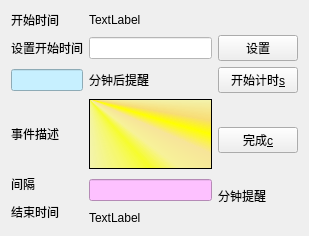
This is ui/ui_guiTimer.ui in karllrak/GUITimer as Qt 5 draws it before an edit. The edited form follows.
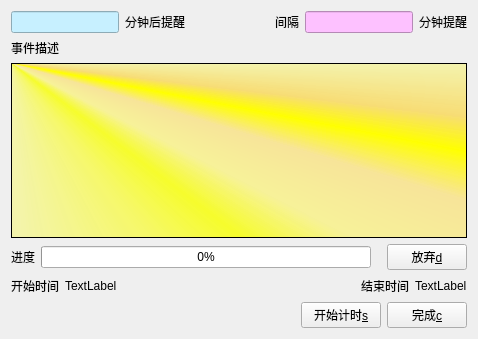
This is the edited form. Icons and pictures are not drawn.

Commit message: change ui, add btnDiscard and its connection

```diff
--- a/ui/ui_guiTimer.ui
+++ b/ui/ui_guiTimer.ui
@@ -6,8 +6,8 @@
    <rect>
     <x>0</x>
     <y>0</y>
-    <width>309</width>
-    <height>201</height>
+    <width>478</width>
+    <height>339</height>
    </rect>
   </property>
   <property name="windowTitle">
@@ -19,47 +19,10 @@
   <property name="styleSheet">
    <string notr="true"/>
   </property>
-  <layout class="QGridLayout" name="gridLayout">
-   <item row="0" column="0">
-    <widget class="QLabel" name="label">
-     <property name="text">
-      <string>开始时间</string>
-     </property>
-    </widget>
-   </item>
-   <item row="0" column="1">
-    <widget class="QLabel" name="labelStartTime">
-     <property name="text">
-      <string>TextLabel</string>
-     </property>
-    </widget>
-   </item>
-   <item row="1" column="0">
-    <widget class="QLabel" name="label_3">
-     <property name="text">
-      <string>设置开始时间</string>
-     </property>
-    </widget>
-   </item>
-   <item row="1" column="1">
-    <widget class="QLineEdit" name="lineEditStartTime">
-     <property name="styleSheet">
-      <string notr="true">border-color: #7722ff;
-color: rgb(0, 0, 255);
-image: url(:/img/aaaa.jpg);
-background-color: rgb(255, 255, 255);
-</string>
-     </property>
-    </widget>
-   </item>
-   <item row="1" column="2">
-    <widget class="QPushButton" name="btnSetStartTime">
-     <property name="text">
-      <string>设置</string>
-     </property>
-    </widget>
-   </item>
-   <item row="2" column="0">
+  <layout class="QVBoxLayout" name="verticalLayout_2">
+   <item>
+    <layout class="QHBoxLayout" name="horizontalLayout">
+     <item>
     <widget class="QLineEdit" name="lineEditTimeCount">
      <property name="styleSheet">
       <string notr="true">border-color: #7722ff;
@@ -67,42 +30,34 @@
      </property>
     </widget>
    </item>
-   <item row="2" column="1">
+     <item>
     <widget class="QLabel" name="label_4">
      <property name="text">
       <string>分钟后提醒</string>
      </property>
     </widget>
    </item>
-   <item row="2" column="2">
-    <widget class="QPushButton" name="btnStartTimer">
-     <property name="text">
-      <string>开始计时&amp;s</string>
-     </property>
-    </widget>
-   </item>
-   <item row="3" column="0">
-    <widget class="QLabel" name="label_7">
-     <property name="text">
-      <string>事件描述</string>
-     </property>
-    </widget>
-   </item>
-   <item row="3" column="2" rowspan="2">
-    <widget class="QPushButton" name="btnComplete">
-     <property name="text">
-      <string>完成&amp;c</string>
-     </property>
-    </widget>
-   </item>
-   <item row="4" column="0" rowspan="2">
+     <item>
+      <spacer name="horizontalSpacer_5">
+       <property name="orientation">
+        <enum>Qt::Horizontal</enum>
+       </property>
+       <property name="sizeHint" stdset="0">
+        <size>
+         <width>40</width>
+         <height>20</height>
+        </size>
+       </property>
+      </spacer>
+     </item>
+     <item>
     <widget class="QLabel" name="label_5">
      <property name="text">
       <string>间隔</string>
      </property>
     </widget>
    </item>
-   <item row="4" column="1" rowspan="3">
+     <item>
     <widget class="QLineEdit" name="intervalNoticeEdit">
      <property name="styleSheet">
       <string notr="true">border-color: #7722ff;
@@ -110,35 +65,183 @@
      </property>
     </widget>
    </item>
-   <item row="5" column="2" rowspan="2">
+     <item>
     <widget class="QLabel" name="label_6">
      <property name="text">
       <string>分钟提醒</string>
      </property>
     </widget>
    </item>
-   <item row="6" column="0" rowspan="2">
+    </layout>
+   </item>
+   <item>
+    <layout class="QVBoxLayout" name="verticalLayout">
+     <item>
+      <widget class="QLabel" name="label_7">
+       <property name="text">
+        <string>事件描述</string>
+       </property>
+      </widget>
+     </item>
+     <item>
+      <widget class="QTextEdit" name="LEDescription">
+       <property name="styleSheet">
+        <string notr="true">background-color: qconicalgradient(cx:0, cy:0, angle:135, stop:0 rgba(255, 255, 0, 69), stop:0.375 rgba(255, 255, 0, 69), stop:0.423533 rgba(251, 255, 0, 145), stop:0.45 rgba(247, 255, 0, 208), stop:0.477581 rgba(255, 244, 71, 130), stop:0.518717 rgba(255, 218, 71, 130), stop:0.55 rgba(255, 255, 0, 255), stop:0.57754 rgba(255, 203, 0, 130), stop:0.625 rgba(255, 255, 0, 69), stop:1 rgba(255, 255, 0, 69));</string>
+       </property>
+      </widget>
+     </item>
+    </layout>
+   </item>
+   <item>
+    <layout class="QHBoxLayout" name="horizontalLayout_3">
+     <item>
+      <widget class="QLabel" name="label_3">
+       <property name="text">
+        <string>进度</string>
+       </property>
+      </widget>
+     </item>
+     <item>
+      <widget class="QProgressBar" name="progressBar">
+       <property name="minimum">
+        <number>0</number>
+       </property>
+       <property name="value">
+        <number>0</number>
+       </property>
+      </widget>
+     </item>
+     <item>
+      <spacer name="horizontalSpacer_3">
+       <property name="orientation">
+        <enum>Qt::Horizontal</enum>
+       </property>
+       <property name="sizeType">
+        <enum>QSizePolicy::Preferred</enum>
+       </property>
+       <property name="sizeHint" stdset="0">
+        <size>
+         <width>10</width>
+         <height>20</height>
+        </size>
+       </property>
+      </spacer>
+     </item>
+     <item>
+      <widget class="QPushButton" name="btnDiscard">
+       <property name="text">
+        <string>放弃&amp;d</string>
+       </property>
+      </widget>
+     </item>
+    </layout>
+   </item>
+   <item>
+    <layout class="QHBoxLayout" name="horizontalLayout_2">
+     <item>
+      <widget class="QLabel" name="label">
+       <property name="text">
+        <string>开始时间</string>
+       </property>
+      </widget>
+     </item>
+     <item>
+      <widget class="QLabel" name="labelStartTime">
+       <property name="text">
+        <string>TextLabel</string>
+       </property>
+      </widget>
+     </item>
+     <item>
+      <spacer name="horizontalSpacer_4">
+       <property name="orientation">
+        <enum>Qt::Horizontal</enum>
+       </property>
+       <property name="sizeHint" stdset="0">
+        <size>
+         <width>20</width>
+         <height>20</height>
+        </size>
+       </property>
+      </spacer>
+     </item>
+     <item>
     <widget class="QLabel" name="label_2">
      <property name="text">
       <string>结束时间</string>
      </property>
     </widget>
    </item>
-   <item row="7" column="1">
+     <item>
     <widget class="QLabel" name="labelEndTime">
      <property name="text">
       <string>TextLabel</string>
      </property>
     </widget>
    </item>
-   <item row="3" column="1">
-    <widget class="QTextEdit" name="LEDescription">
-     <property name="styleSheet">
-      <string notr="true">background-color: qconicalgradient(cx:0, cy:0, angle:135, stop:0 rgba(255, 255, 0, 69), stop:0.375 rgba(255, 255, 0, 69), stop:0.423533 rgba(251, 255, 0, 145), stop:0.45 rgba(247, 255, 0, 208), stop:0.477581 rgba(255, 244, 71, 130), stop:0.518717 rgba(255, 218, 71, 130), stop:0.55 rgba(255, 255, 0, 255), stop:0.57754 rgba(255, 203, 0, 130), stop:0.625 rgba(255, 255, 0, 69), stop:1 rgba(255, 255, 0, 69));</string>
-     </property>
-    </widget>
-   </item>
-  </layout>
+    </layout>
+   </item>
+   <item>
+    <layout class="QHBoxLayout" name="horizontalLayout_7">
+     <item>
+      <spacer name="horizontalSpacer">
+       <property name="orientation">
+        <enum>Qt::Horizontal</enum>
+       </property>
+       <property name="sizeHint" stdset="0">
+        <size>
+         <width>40</width>
+         <height>20</height>
+        </size>
+       </property>
+      </spacer>
+     </item>
+     <item>
+      <widget class="QPushButton" name="btnStartTimer">
+       <property name="text">
+        <string>开始计时&amp;s</string>
+       </property>
+      </widget>
+     </item>
+     <item>
+      <widget class="QPushButton" name="btnComplete">
+       <property name="text">
+        <string>完成&amp;c</string>
+       </property>
+      </widget>
+     </item>
+    </layout>
+   </item>
+  </layout>
+  <zorder>label</zorder>
+  <zorder>labelStartTime</zorder>
+  <zorder>lineEditTimeCount</zorder>
+  <zorder>label_4</zorder>
+  <zorder>btnStartTimer</zorder>
+  <zorder>label_7</zorder>
+  <zorder>btnComplete</zorder>
+  <zorder>label_5</zorder>
+  <zorder>intervalNoticeEdit</zorder>
+  <zorder>label_6</zorder>
+  <zorder>labelEndTime</zorder>
+  <zorder>LEDescription</zorder>
+  <zorder>label_3</zorder>
+  <zorder>label_2</zorder>
+  <zorder>progressBar</zorder>
+  <zorder>horizontalSpacer</zorder>
+  <zorder>horizontalSpacer_2</zorder>
+  <zorder>horizontalSpacer_3</zorder>
+  <zorder>label_2</zorder>
+  <zorder>labelEndTime</zorder>
+  <zorder>label_4</zorder>
+  <zorder>label</zorder>
+  <zorder>horizontalSpacer_4</zorder>
+  <zorder>label_2</zorder>
+  <zorder>labelEndTime</zorder>
+  <zorder>labelStartTime</zorder>
+  <zorder>label</zorder>
+  <zorder>horizontalSpacer_5</zorder>
+  <zorder>label_6</zorder>
  </widget>
  <tabstops>
   <tabstop>lineEditTimeCount</tabstop>
```
Left out of the diff: 4 changed lines with no effect on the pictures. Lines whose indentation alone changed are shown as unchanged. The commit also changes 2 other files.
